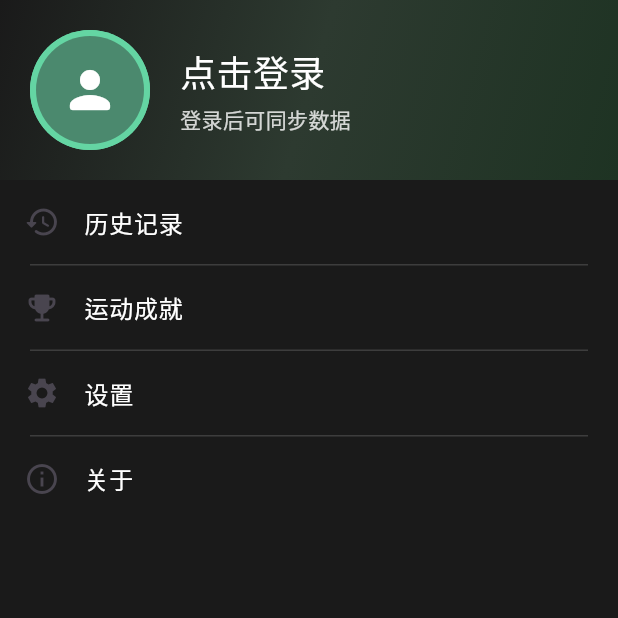
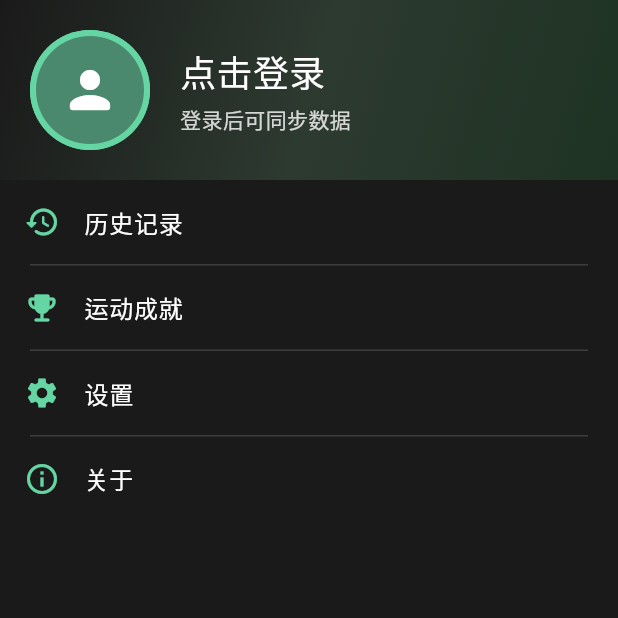
Before and after one commit to ayqy/running, a Flutter app: the Profile screen opened directly, on a phone screen of 412 x 824 dp, the top half of it. Run offline on Flutter 3.47's test engine with Material 3 defaults, Android fonts, the phone set to English and light mode, and no system bars; drawn by our look-alikes of circular_profile_avatar; our stand-ins replace audio_service, connectivity_plus, date_format, device_info_plus, dio, email_validator and 10 more; missing offline and left inert: amap_flutter_base, amap_flutter_location, amap_flutter_map, flutter_mute, fluwx, volume_controller and 1 more; accounts and stored records are empty; network calls fail.

Commit message:
feat: refine color theme

```diff
--- a/lib/about.dart
+++ b/lib/about.dart
@@ -114,8 +114,8 @@ class _AboutState extends State<About> {
               'key': '官方邮箱',
               'value': 'nwujiajie@163.com',
             }, {
-              'key': '微信公众号',
-              'value': '老哥职说',
+              'key': '微信',
+              'value': 'ayqywx',
             }]),
             const Expanded(child: SizedBox()),
             Padding(
--- a/lib/const/theme.dart
+++ b/lib/const/theme.dart
@@ -33,7 +33,7 @@ class ThemeColors extends ChangeNotifier {
     _instance.notifyListeners();
   }
 
-  static ThemeType get selectedTheme => _instance._selectedTheme ?? ThemeType.dark;
+  static ThemeType get selectedTheme => _instance._selectedTheme ?? ThemeType.light;
 
   // 获取当前主题的颜色
   static Color get primaryColor => _getThemeColor(_primaryColors);
--- a/lib/map/map_widget_amap.dart
+++ b/lib/map/map_widget_amap.dart
@@ -5,6 +5,7 @@ import 'package:amap_flutter_base/amap_flutter_base.dart';
 import 'package:amap_flutter_map/amap_flutter_map.dart';
 import 'package:circular_profile_avatar/circular_profile_avatar.dart';
 import 'package:provider/provider.dart';
+import 'package:running/const/theme.dart';
 import 'package:running/const/ui.dart';
 import '../const/icon.dart';
 import '../model/running_model.dart';
@@ -366,7 +367,8 @@ class MapWidgetAMapState extends State<MapWidgetAMap> with TickerProviderStateMi
               ),
               _buildWidget(
                 Icon(
-                  isMusicWidgetActive ? Icons.music_note : Icons.music_off
+                  isMusicWidgetActive ? Icons.music_note : Icons.music_off,
+                  color: isMusicWidgetActive ? ThemeColors.selectedColor : null,
                 ),
                 onPressed: _onMusicWidgetPressed,
                 circular: true,
--- a/lib/profile.dart
+++ b/lib/profile.dart
@@ -186,25 +186,25 @@ class _ProfileState extends State<Profile> {
             ),
           ),
           ListTile(
-            leading: const Icon(Icons.history_rounded),
+            leading: Icon(Icons.history_rounded, color: ThemeColors.selectedColor),
             title: Text('历史记录', style: TextStyle(color: ThemeColors.valueTextColor)),
             onTap: _onHistoryPressed,
           ),
           div,
           ListTile(
-            leading: const Icon(Icons.emoji_events_rounded),
+            leading: Icon(Icons.emoji_events_rounded, color: ThemeColors.selectedColor),
             title: Text('运动成就', style: TextStyle(color: ThemeColors.valueTextColor)),
             onTap: _onAchievementsPressed,
           ),
           div,
           ListTile(
-            leading: const Icon(Icons.settings),
+            leading: Icon(Icons.settings, color: ThemeColors.selectedColor),
             title: Text('设置', style: TextStyle(color: ThemeColors.valueTextColor)),
             onTap: _onSettingsPressed,
           ),
           div,
           ListTile(
-            leading: const Icon(Icons.info_outline),
+            leading: Icon(Icons.info_outline, color: ThemeColors.selectedColor),
             title: Text('关于', style: TextStyle(color: ThemeColors.valueTextColor)),
             onTap: _onAboutPressed,
           ),
--- a/lib/settings.dart
+++ b/lib/settings.dart
@@ -112,7 +112,6 @@ class _SettingsState extends State<Settings> {
                   selectedTheme = ThemeType.dark;
                 });
                 await ThemeColors.setCurrentTheme(ThemeType.dark);
-                toast('已切换至冷酷黑');
               }
             }, {
               'key': '活力绿',
@@ -124,7 +123,6 @@ class _SettingsState extends State<Settings> {
                   selectedTheme = ThemeType.light;
                 });
                 await ThemeColors.setCurrentTheme(ThemeType.light);
-                toast('已切换至活力绿');
               }
             }]),
             _buildSectionTitle('音乐'),
```
Also changed, not shown: lib/achievements.dart (+29 -8 lines).
